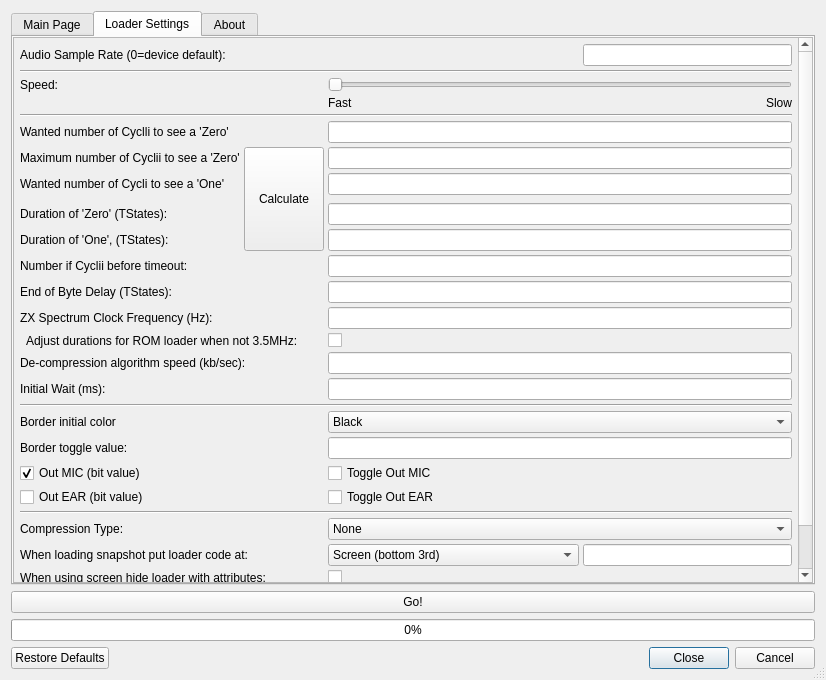
Qt form zqloaderui/dialog.ui (oxidaan/zqloader) before a commit.
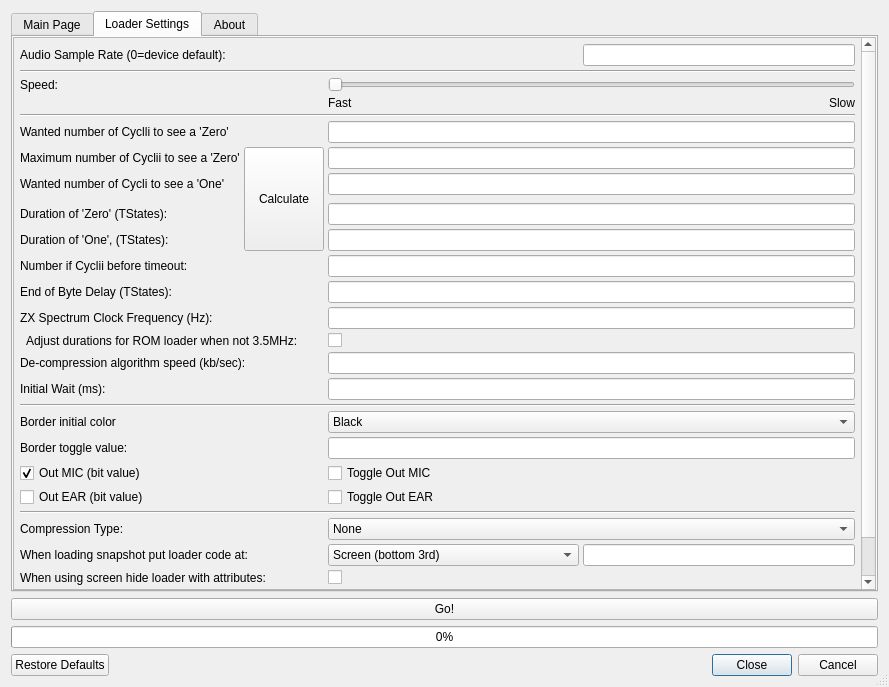
The same form after that commit. The open tabs and pages were chosen to show the change. Custom widgets are drawn as their Qt base class.

Patch:
```diff
--- a/zqloaderui/dialog.ui
+++ b/zqloaderui/dialog.ui
@@ -6,8 +6,8 @@
    <rect>
     <x>0</x>
     <y>0</y>
-    <width>826</width>
-    <height>680</height>
+    <width>889</width>
+    <height>687</height>
    </rect>
   </property>
   <property name="sizePolicy">
@@ -94,8 +94,8 @@
            <rect>
             <x>0</x>
             <y>0</y>
-            <width>800</width>
-            <height>541</height>
+            <width>863</width>
+            <height>548</height>
            </rect>
           </property>
           <layout class="QGridLayout" name="gridLayout_3">
@@ -375,8 +375,8 @@
           <property name="geometry">
            <rect>
             <x>0</x>
-            <y>-44</y>
-            <width>783</width>
+            <y>0</y>
+            <width>846</width>
             <height>585</height>
            </rect>
           </property>
@@ -460,7 +460,7 @@
            <item row="8" column="2" rowspan="5">
             <widget class="QPushButton" name="pushButtonCalculate">
              <property name="sizePolicy">
-              <sizepolicy hsizetype="Minimum" vsizetype="Minimum">
+              <sizepolicy hsizetype="Maximum" vsizetype="Minimum">
                <horstretch>0</horstretch>
                <verstretch>0</verstretch>
               </sizepolicy>
```
